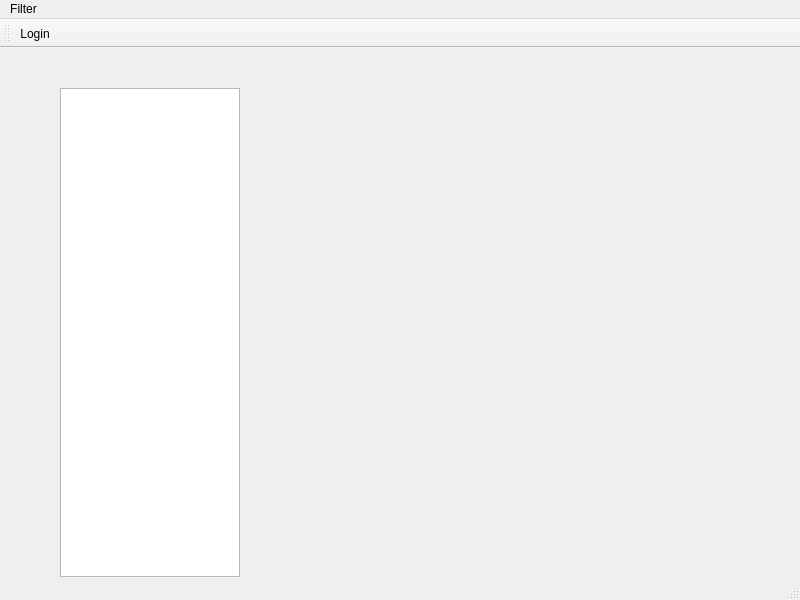
This is src/ui/client.ui in kaniol-lck/Paperless-Client as Qt 5 draws it before an edit. The edited form follows.
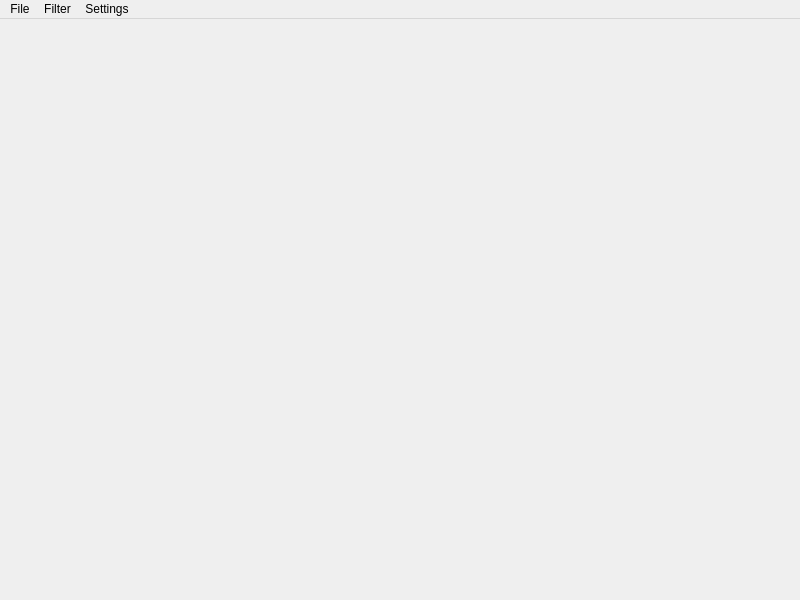
This is the edited form. Custom widgets are drawn as their Qt base class.

Commit message: app title/icon & account manage

```diff
--- a/src/ui/client.ui
+++ b/src/ui/client.ui
@@ -14,24 +14,15 @@
    <string>Client</string>
   </property>
   <widget class="QWidget" name="centralwidget">
-   <widget class="WindowSelectorWidget" name="pageTreeView">
+   <widget class="WindowSelectorWidget" name="pageSelector" native="true">
     <property name="geometry">
      <rect>
-      <x>60</x>
-      <y>40</y>
-      <width>180</width>
-      <height>489</height>
+      <x>70</x>
+      <y>170</y>
+      <width>120</width>
+      <height>80</height>
      </rect>
     </property>
-    <property name="editTriggers">
-     <set>QAbstractItemView::EditTrigger::NoEditTriggers</set>
-    </property>
-    <property name="rootIsDecorated">
-     <bool>false</bool>
-    </property>
-    <attribute name="headerVisible">
-     <bool>false</bool>
-    </attribute>
    </widget>
   </widget>
   <widget class="QMenuBar" name="menubar">
@@ -48,20 +39,22 @@
      <string>Filter</string>
     </property>
    </widget>
+   <widget class="QMenu" name="menuUser">
+    <property name="title">
+     <string>Settings</string>
+    </property>
+    <addaction name="actionLogin"/>
+    <addaction name="separator"/>
+    <addaction name="actionPreferences"/>
+   </widget>
+   <widget class="QMenu" name="menuFile">
+    <property name="title">
+     <string>File</string>
+    </property>
+   </widget>
+   <addaction name="menuFile"/>
    <addaction name="menuFilter"/>
-  </widget>
-  <widget class="QStatusBar" name="statusbar"/>
-  <widget class="QToolBar" name="toolBar">
-   <property name="windowTitle">
-    <string>toolBar</string>
-   </property>
-   <attribute name="toolBarArea">
-    <enum>TopToolBarArea</enum>
-   </attribute>
-   <attribute name="toolBarBreak">
-    <bool>false</bool>
-   </attribute>
-   <addaction name="actionLogin"/>
+   <addaction name="menuUser"/>
   </widget>
   <action name="actionLogin">
    <property name="text">
@@ -80,7 +73,7 @@
  <customwidgets>
   <customwidget>
    <class>WindowSelectorWidget</class>
-   <extends>QTreeView</extends>
+   <extends>QWidget</extends>
    <header>ui/windowselectorwidget.h</header>
   </customwidget>
  </customwidgets>
```
Left out of the diff: 5 changed lines with no effect on the pictures. The commit also changes 32 other files.
